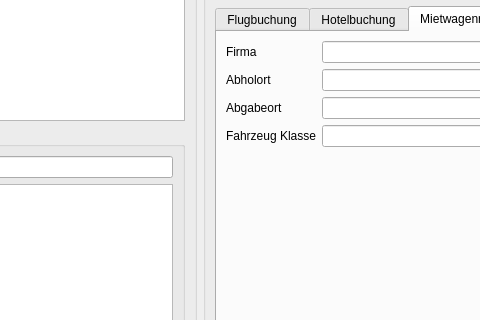
Before: the Qt Designer form mainwindow.ui in WladlenM/Reisebuero_Projekt, drawn with Qt 5; both pictures show x 212 to 692 and y 166 to 486 of the 823 by 579 pixel window.
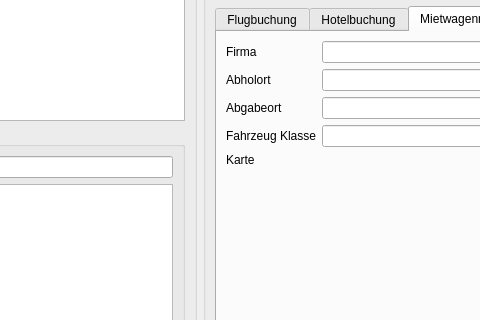
After: the same form once the commit is applied. The open tabs and pages were chosen to show the change.

The edit to the form file:
```diff
--- a/mainwindow.ui
+++ b/mainwindow.ui
@@ -364,6 +364,20 @@
                  <item row="3" column="1">
                   <widget class="QLineEdit" name="lineEditFahrzeugKlasse"/>
                  </item>
+                 <item row="4" column="0">
+                  <widget class="QLabel" name="label_23">
+                   <property name="text">
+                    <string>Karte</string>
+                   </property>
+                  </widget>
+                 </item>
+                 <item row="4" column="1">
+                  <widget class="QLabel" name="labelKarteUrlAuto">
+                   <property name="text">
+                    <string/>
+                   </property>
+                  </widget>
+                 </item>
                 </layout>
                </item>
               </layout>
```
Left out of the diff: 30 changed lines with no effect on the pictures.
